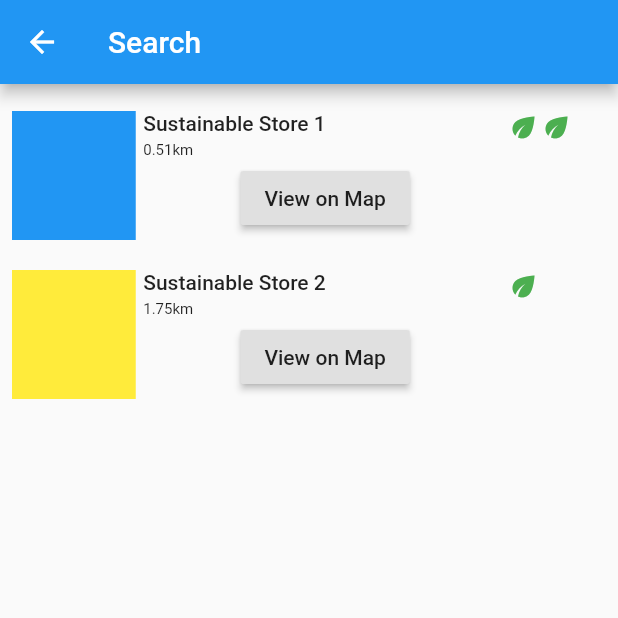
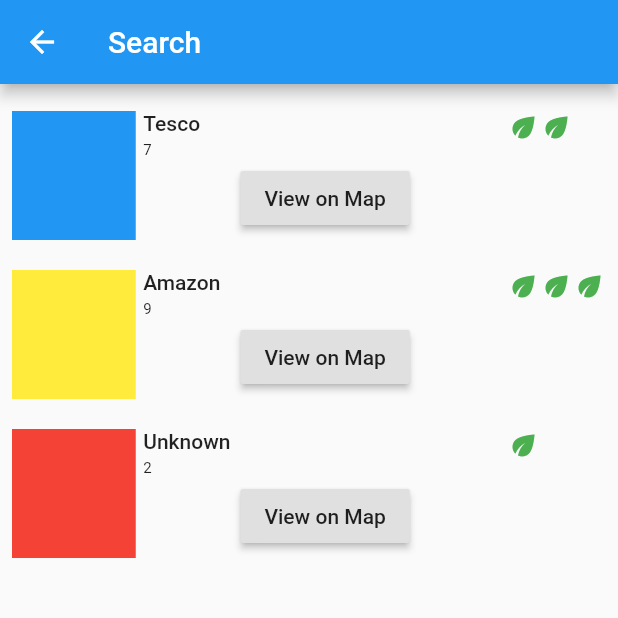
Before and after one commit to Lindronics/gradhack, a Flutter app: the screen it shows after launch, after a tap on "Search", on a phone screen of 412 x 824 dp, the top half of it. Run offline on Flutter 3.47's test engine with Material 2 defaults, Android fonts, the phone set to English and light mode, and no system bars; missing offline and left inert: dart:ffi.

Commit message:
SearchFunction 2nd edit

```diff
--- a/lib/data/store.dart
+++ b/lib/data/store.dart
@@ -1,17 +1,24 @@
 import 'dart:collection';
+
+import 'dart:ffi';
 
 class Store {
   int id;
   String name;
   int sustainabilityScore;
-  HashMap<String, int> individualScores;
+  HashMap<String,int> individualScores;
   String category;
+  int score1;
+  int score2;
+  int score3;
 
-  Store(id, name, sustainabilityScore, individualScores, category) {
+  Store(id, name, sustainabilityScore, HashMap<String,int>individualScores, category) {
     this.id = id;
     this.name = name;
     this.sustainabilityScore = sustainabilityScore;
     this.individualScores = individualScores;
     this.category = category;
   }
+
+
 }
--- a/lib/main.dart
+++ b/lib/main.dart
@@ -1,6 +1,7 @@
 import 'package:flutter/material.dart';
 import 'package:gradhack/pages/profile_page.dart';
 import 'package:gradhack/pages/search_store_page%20copy%202.dart';
+import 'package:gradhack/pages/search_store_page%20copy%203.dart';
 import 'package:gradhack/pages/search_store_page.dart';
 import 'package:gradhack/pages/transaction_detail_page.dart';
 import 'package:gradhack/pages/transaction_list_page.dart';
@@ -92,7 +93,7 @@ class _DummyMainPageState extends State<DummyMainPage> {
                 Navigator.push(
                   context,
                   MaterialPageRoute(
-                      builder: (context) => SearchPage1(title: "Search")),
+                      builder: (context) => SearchPage4(title: "Search")),
                 );
               },
               child: Text("Search"),
--- /dev/null
+++ b/lib/pages/search_store_page copy 3.dart
@@ -0,0 +1,216 @@
+import 'dart:collection';
+import 'dart:core';
+import 'dart:ffi';
+
+import 'package:flutter/material.dart';
+import 'package:gradhack/data/store.dart';
+import 'package:gradhack/pages/Map1.dart';
+import 'package:gradhack/pages/Store1Map.dart';
+import 'package:gradhack/pages/Store2Map.dart';
+import 'package:gradhack/pages/Store3Map.dart';
+
+class SearchPage4 extends StatefulWidget {
+  SearchPage4({Key key, this.title}) : super(key: key);
+  final String title;
+
+  @override
+  _SearchPage4State createState() => _SearchPage4State();
+}
+
+class _SearchPage4State extends State<SearchPage4> {
+  static const String _title = 'Search Store';    // Name of page.
+
+  @override
+    Widget build(BuildContext context) {
+    return Scaffold(
+      appBar: AppBar(
+        title: Text(widget.title),
+      ),
+        body: MyStatelessWidget(),
+    );
+  }
+}
+
+class CustomListItem extends StatelessWidget {
+    CustomListItem({
+    this.thumbnail,
+    this.title,
+    this.user,
+    this.icon1,
+    this.icon2,
+    this.icon3,
+  });
+
+  final Widget thumbnail;
+  final String title;
+  final String user;
+  final IconData icon1;
+  final IconData icon2;
+  final IconData icon3;
+
+  @override
+  Widget build(BuildContext context) {
+    return Padding(
+      padding: const EdgeInsets.symmetric(vertical: 10.0), // Space between the tiles.
+      child: Row(
+        crossAxisAlignment: CrossAxisAlignment.start,
+        children: <Widget>[
+          Expanded(
+            flex: 1,                        // Width of the boxes before text -> Could be replaced with Icons of stores.
+            child: thumbnail,
+          ),
+          Expanded(
+            flex: 3,                        // Width of text box beside the icon
+            child: _StoreDescription(
+              title: title,
+              user1: user,
+            ),
+          ),
+          Icon(
+            icon1,                //The more icon -> could be switched to go or expand icon.
+            size: 22.0,
+            color:Colors.green,
+          ),
+          Icon(
+            icon2,                //The more icon -> could be switched to go or expand icon.
+            size: 22.0,
+            color:Colors.green,
+          ),
+          Icon(
+            icon3,                //The more icon -> could be switched to go or expand icon.
+            size: 22.0,
+            color:Colors.green,
+          ),
+        ],
+      ),
+    );
+  }
+}
+
+class _StoreDescription extends StatelessWidget {
+  const _StoreDescription({
+    Key key,
+    this.title,
+    this.user1,
+    this.icon1,
+    this.icon2,
+    this.icon3
+  }) : super(key: key);
+
+  final String title;
+  final String user1;
+  final IconData icon1;
+  final IconData icon2;
+  final IconData icon3;
+
+  @override
+  Widget build(BuildContext context) {
+    return Padding(
+      padding: const EdgeInsets.fromLTRB(5.0, 0.0, 0.0, 0.0),       // padding of the tiles
+      child: Column(
+        crossAxisAlignment: CrossAxisAlignment.start,
+        children: <Widget>[
+          Text(
+            title,            //refers to 1st line of Text in CustomListItem
+            style: const TextStyle(
+              fontWeight: FontWeight.w500,
+              fontSize: 14.0,                       //Font size of 1st line of text.
+            ),
+          ),
+          const Padding(padding: EdgeInsets.symmetric(vertical: 2.0)),        //spacing between 1st & 2nd lines of text
+          Text(                                                               //2nd line of text HERE
+            user1.toString(),         //2nd line of text variable in CustomListItem
+            style: const TextStyle(fontSize: 10.0),
+          ),
+          const Padding(padding: EdgeInsets.symmetric(vertical: 1.0)),        //spacing between 2nd & 3rd lines of text.
+          Row( mainAxisAlignment: MainAxisAlignment.spaceAround,
+          children: <Widget>[
+            RaisedButton(
+              onPressed: () {
+                Navigator.push(
+                  context,
+                  MaterialPageRoute(
+                      builder: (context) =>
+                          Map1(title: title)), //Add location details here to be passed into the Map1 Page
+                );
+              },
+              child: Text("View on Map"),
+            ),
+          ])],
+      ),
+    );
+  }
+}
+
+
+int sumScore(int a, int b, int c){
+  int total = a+b+c;
+  return total;
+}
+
+/// This is the stateless widget that the main application instantiates.
+class MyStatelessWidget extends StatelessWidget {
+  MyStatelessWidget({Key key}) : super(key: key);
+
+Store _store1 = new Store(1,"Tesco",sumScore(3,2,2),HashMap<String,int>(),"Groceries");
+Store _store2 = new Store(2,"Amazon",sumScore(3,3,3),HashMap<String,int>(),"Shopping");
+Store _store3 = new Store(3,"Unknown",sumScore(1,1,0),HashMap<String,int>(),"Unknown");
+
+IconData _score1(int totalScore){
+  if (totalScore<=10 && totalScore >= 1.5){
+    return (Icons.eco);
+  }
+}
+IconData _score2(int totalScore){
+  if (totalScore<=10 && totalScore >= 4.5){
+    return (Icons.eco);
+  }
+}
+IconData _score3(int totalScore){
+  if (totalScore<=10 && totalScore >= 7.5){
+    return (Icons.eco);
+  }
+}
+
+static const IconData eco = IconData(0xe6e4, fontFamily: 'MaterialIcons');
+
+  @override
+  Widget build(BuildContext context) {
+    return ListView(
+      padding: const EdgeInsets.all(8.0),
+      itemExtent: 106.0,
+      children: <CustomListItem>[
+        CustomListItem(
+          user: _store1.sustainabilityScore.toString(),
+          icon1: _score1(_store1.sustainabilityScore),
+          icon2: _score2(_store1.sustainabilityScore),
+          icon3: _score3(_store1.sustainabilityScore),
+          thumbnail: Container(
+            decoration: const BoxDecoration(color: Colors.blue),
+          ),
+          title: _store1.name,
+        ),
+        CustomListItem(
+          user: _store2.sustainabilityScore.toString(),
+          icon1: _score1(_store2.sustainabilityScore),
+          icon2: _score2(_store2.sustainabilityScore),
+          icon3: _score3(_store2.sustainabilityScore),
+          thumbnail: Container(
+            decoration: const BoxDecoration(color: Colors.yellow),
+          ),
+          title: _store2.name,
+        ),
+        CustomListItem(
+          user: _store3.sustainabilityScore.toString(),
+          icon1: _score1(_store3.sustainabilityScore),
+          icon2: _score2(_store3.sustainabilityScore),
+          icon3: _score3(_store3.sustainabilityScore),
+          thumbnail: Container(
+            decoration: const BoxDecoration(color: Colors.red),
+          ),
+          title: _store3.name,
+        ),
+      ],
+    );
+  }
+}
```
